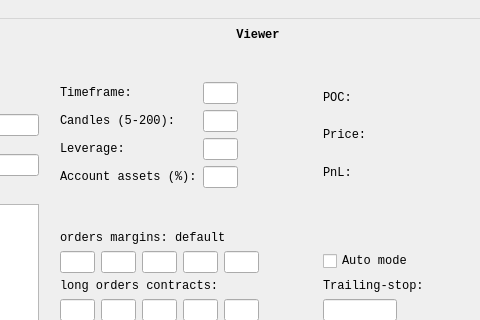
First picture: the form in gui/qt6_1417.ui, repository flareprj/bitrobot, before the edit; both pictures show x 170 to 650 and y 0 to 320 of the 650 by 450 pixel window.
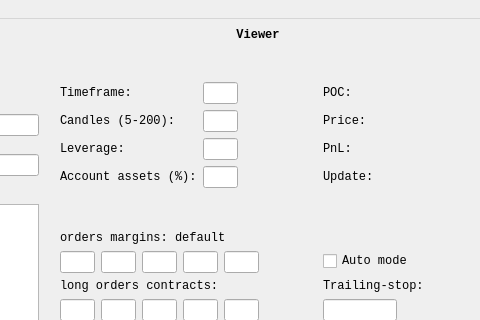
Second picture: the form after the edit. Icons and pictures are not drawn.

Commit message: makes valid fill order-rows, add time_left in gui ect..

```diff
--- a/gui/qt6_1417.ui
+++ b/gui/qt6_1417.ui
@@ -298,6 +298,24 @@
             </item>
            </layout>
           </item>
+          <item>
+           <layout class="QHBoxLayout" name="horizontalLayout_8">
+            <item>
+             <widget class="QLabel" name="label_21">
+              <property name="text">
+               <string>Update:</string>
+              </property>
+             </widget>
+            </item>
+            <item>
+             <widget class="QLabel" name="label_22">
+              <property name="text">
+               <string/>
+              </property>
+             </widget>
+            </item>
+           </layout>
+          </item>
          </layout>
         </item>
         <item row="2" column="0">
```
The commit also changes 6 other files.
